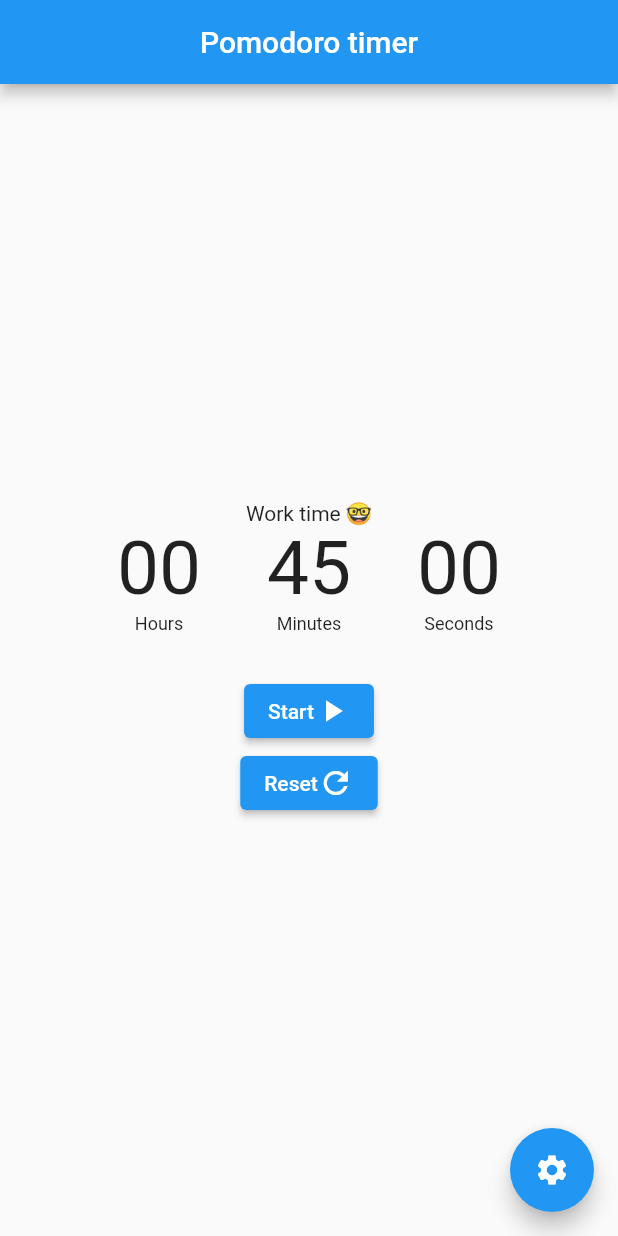
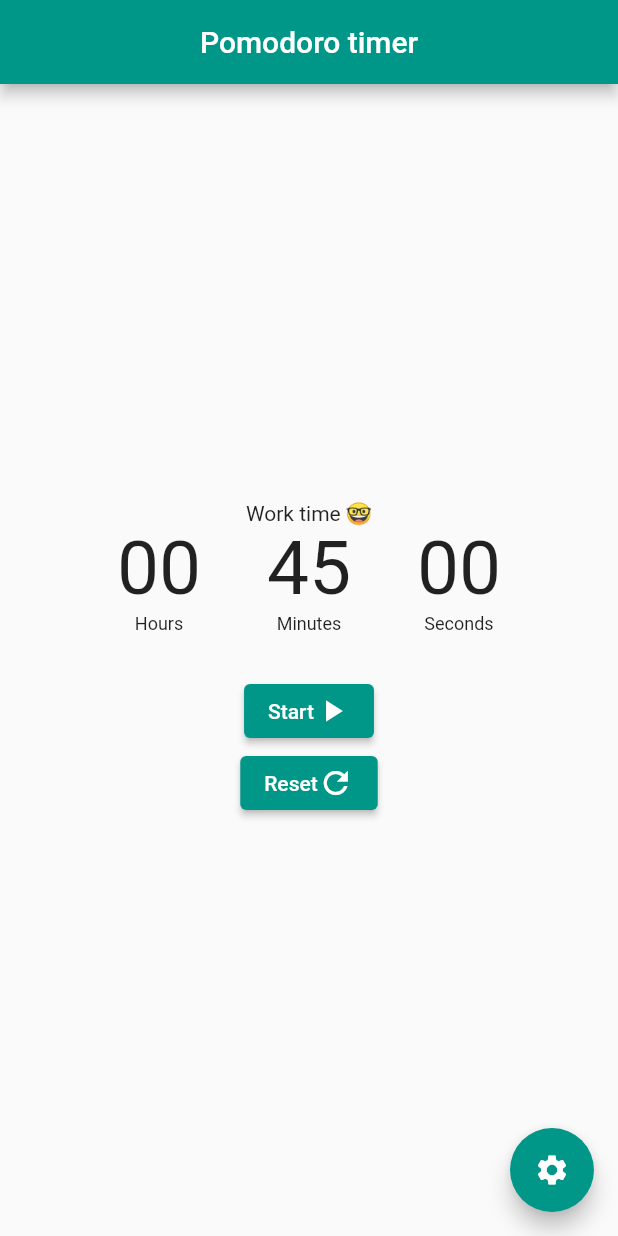
Before and after one commit to cchampou/pomodoro, a Flutter app: the screen it shows after launch, on a phone screen of 412 x 824 dp. Run offline on Flutter 3.47's test engine with Material 2 defaults, Android fonts, the light colour scheme and no system bars; our stand-ins replace audioplayers.

Commit message:
feat: change theme color

```diff
--- a/lib/main.dart
+++ b/lib/main.dart
@@ -20,8 +20,12 @@ class MyApp extends StatelessWidget {
 
   @override
   Widget build(BuildContext context) {
-    return const MaterialApp(
-      home: MyHomePage(),
+    return MaterialApp(
+      theme: ThemeData(
+        primaryColor: const Color(0xFF52FFB8),
+        colorScheme: ColorScheme.fromSwatch(primarySwatch: Colors.teal)
+      ),
+      home: const MyHomePage(),
     );
   }
 }
--- a/pubspec.yaml
+++ b/pubspec.yaml
@@ -15,7 +15,7 @@ publish_to: 'none' # Remove this line if you wish to publish to pub.dev
 # In iOS, build-name is used as CFBundleShortVersionString while build-number used as CFBundleVersion.
 # Read more about iOS versioning at
 # https://developer.apple.com/library/archive/documentation/General/Reference/InfoPlistKeyReference/Articles/CoreFoundationKeys.html
-version: 1.0.0+3
+version: 1.0.0+4
 
 environment:
   sdk: ">=2.16.2 <3.0.0"
```
Also changed, not shown: 1 other file.
